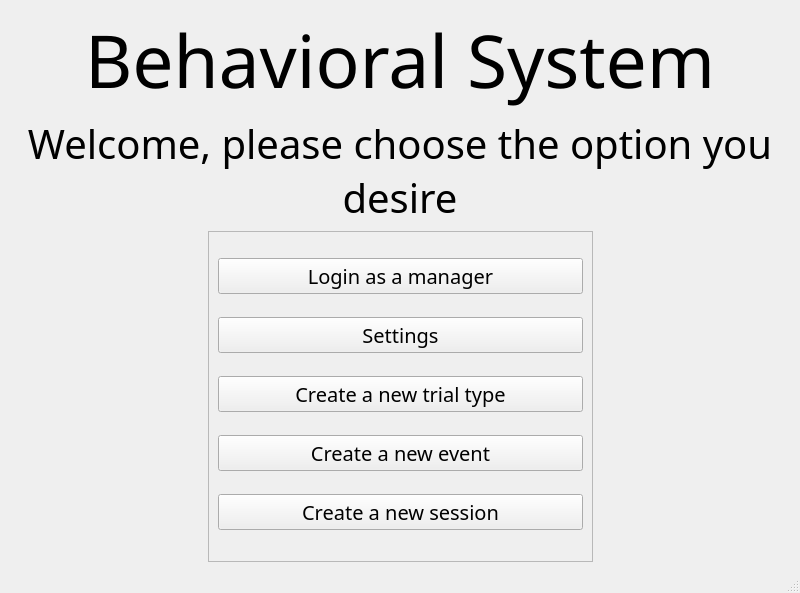
KehatSudri/Behavior_System2.0, file UI/system_main.ui: the form before one commit.
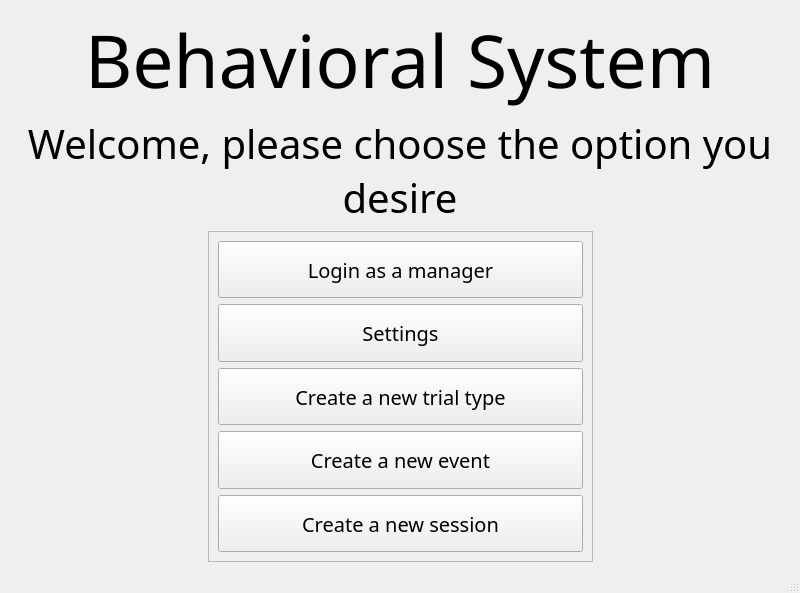
The form after the commit.

```diff
--- a/UI/system_main.ui
+++ b/UI/system_main.ui
@@ -40,6 +40,17 @@
          <layout class="QVBoxLayout" name="verticalLayout">
           <item>
            <widget class="QPushButton" name="manager_login_pushButton">
+            <property name="sizePolicy">
+             <sizepolicy hsizetype="Expanding" vsizetype="Expanding">
+              <horstretch>0</horstretch>
+              <verstretch>0</verstretch>
+             </sizepolicy>
+            </property>
+            <property name="font">
+             <font>
+              <family>David</family>
+             </font>
+            </property>
             <property name="text">
              <string>Login as a manager</string>
             </property>
@@ -47,6 +58,17 @@
           </item>
           <item>
            <widget class="QPushButton" name="settings_pushButton">
+            <property name="sizePolicy">
+             <sizepolicy hsizetype="Expanding" vsizetype="Expanding">
+              <horstretch>0</horstretch>
+              <verstretch>0</verstretch>
+             </sizepolicy>
+            </property>
+            <property name="font">
+             <font>
+              <family>David</family>
+             </font>
+            </property>
             <property name="text">
              <string>Settings</string>
             </property>
@@ -54,6 +76,17 @@
           </item>
           <item>
            <widget class="QPushButton" name="create_trial_type_pushButton">
+            <property name="sizePolicy">
+             <sizepolicy hsizetype="Expanding" vsizetype="Expanding">
+              <horstretch>0</horstretch>
+              <verstretch>0</verstretch>
+             </sizepolicy>
+            </property>
+            <property name="font">
+             <font>
+              <family>David</family>
+             </font>
+            </property>
             <property name="text">
              <string>Create a new trial type</string>
             </property>
@@ -61,6 +94,17 @@
           </item>
           <item>
            <widget class="QPushButton" name="create_event_pushButton">
+            <property name="sizePolicy">
+             <sizepolicy hsizetype="Expanding" vsizetype="Expanding">
+              <horstretch>0</horstretch>
+              <verstretch>0</verstretch>
+             </sizepolicy>
+            </property>
+            <property name="font">
+             <font>
+              <family>David</family>
+             </font>
+            </property>
             <property name="text">
              <string>Create a new event</string>
             </property>
@@ -68,6 +112,17 @@
           </item>
           <item>
            <widget class="QPushButton" name="create_session_btn">
+            <property name="sizePolicy">
+             <sizepolicy hsizetype="Expanding" vsizetype="Expanding">
+              <horstretch>0</horstretch>
+              <verstretch>0</verstretch>
+             </sizepolicy>
+            </property>
+            <property name="font">
+             <font>
+              <family>David</family>
+             </font>
+            </property>
             <property name="text">
              <string>Create a new session</string>
             </property>
```
